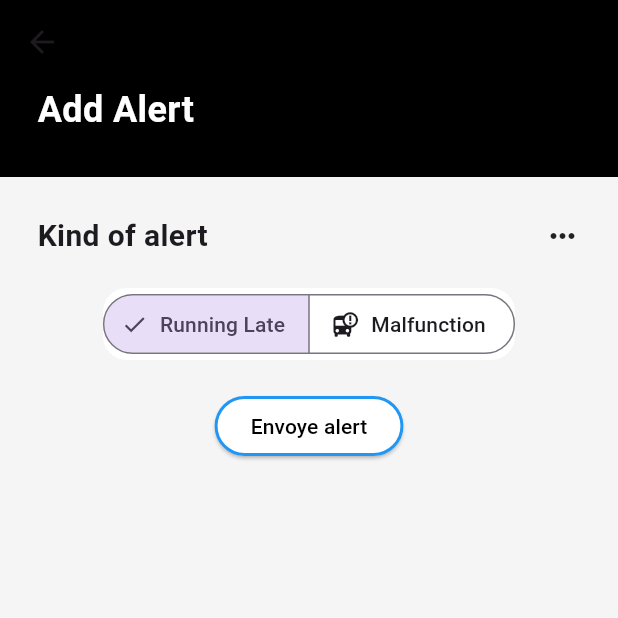
After one commit to MahMawd/unitransit_app_1, a Flutter app: the AddAlert screen opened directly, on a phone screen of 412 x 824 dp, the top half of it. The commit adds this screen. Run offline on Flutter 3.47's test engine with Material 3 defaults, Android fonts, the phone set to English and light mode, and no system bars; our stand-ins replace cloud_firestore, firebase_auth, firebase_core, fluttertoast, geolocator, get and 2 more; accounts and stored records are empty.

Commit message:
commit interface chauff sans maps et alert

```diff
--- a/lib/components/bus_widget.dart
+++ b/lib/components/bus_widget.dart
@@ -30,6 +30,7 @@ class _BusWidgetState extends State<BusWidget> {
             setState(() {
               availableBusTimes = querySnapshot.docs.map((doc){
                 return Voyage(
+                  voyageId: doc.id,
               departureTime: doc['departureTime'],
               arrivalTime: doc['arrivaltime'],
               fromStation: doc['fromStation'],
--- a/lib/main.dart
+++ b/lib/main.dart
@@ -1,6 +1,7 @@
 import 'package:firebase_core/firebase_core.dart';
 import 'package:get/get_navigation/src/root/get_material_app.dart';
 import 'package:permission_handler/permission_handler.dart';
+import 'package:unitransit_app_1/pages/page_alert.dart';
 import 'package:unitransit_app_1/pages/page_authentification.dart';
 import 'firebase_options.dart';
 import 'package:flutter/material.dart';
@@ -26,7 +27,7 @@ class UniTransitApp extends StatelessWidget{
 
   @override
   Widget build(BuildContext context){
-    return const GetMaterialApp(
+    return GetMaterialApp(
       debugShowCheckedModeBanner: false,
       home: Authentification(),
     );
--- a/lib/models/voyage.dart
+++ b/lib/models/voyage.dart
@@ -1,4 +1,5 @@
 class Voyage {
+  final String voyageId;
   final String departureTime;
   final String arrivalTime;
   final String fromStation;
@@ -6,6 +7,7 @@ class Voyage {
   final String busId;
 
   Voyage({
+    required this.voyageId,
     required this.departureTime,
     required this.arrivalTime,
     required this.fromStation,
--- a/lib/pages/main_page.dart
+++ b/lib/pages/main_page.dart
@@ -28,10 +28,10 @@ class _MainPageState extends State<MainPageEtudiant>{
         },
         items:const [
           BottomNavigationBarItem(icon: Icon(Icons.home),
-          label: "Accueil"
+          label: "Home"
           ),
           BottomNavigationBarItem(icon: Icon(Icons.person),
-          label: "Profil"
+          label: "Profile"
           ),
           BottomNavigationBarItem(icon: Icon(Icons.notifications),
           label: "Notifications"
--- a/lib/pages/main_page_chauff.dart
+++ b/lib/pages/main_page_chauff.dart
@@ -26,10 +26,10 @@ class _HomePageChauffeur extends State<HomePageChauffeur>{
         },
         items:const [
           BottomNavigationBarItem(icon: Icon(Icons.home),
-          label: "Accueil"
+          label: "Home"
           ),
           BottomNavigationBarItem(icon: Icon(Icons.person),
-          label: "Profil"
+          label: "Profile"
           ),
         ]
       ),
--- a/lib/pages/page_accueil_etudiant.dart
+++ b/lib/pages/page_accueil_etudiant.dart
@@ -289,6 +289,7 @@ class _HomePageState extends State<HomePage> {
       setState(() {
         voyage = querySnapshot.docs.map((doc) {
           return Voyage(
+            voyageId: doc.id,
             departureTime: doc['departureTime'],
             arrivalTime: doc['arrivaltime'],
             fromStation: doc['fromStation'],
--- /dev/null
+++ b/lib/pages/page_alert.dart
@@ -0,0 +1,166 @@
+import 'package:cloud_firestore/cloud_firestore.dart';
+import 'package:flutter/material.dart';
+import 'package:get/get.dart';
+
+import '../models/voyage.dart';
+//import 'package:unitransit/driver.dart';
+
+class AddAlert extends StatefulWidget{
+
+  AddAlert({
+    super.key,
+    });
+
+  @override
+  State<AddAlert> createState() => _AddAlertState();
+}
+
+class _AddAlertState extends State<AddAlert> {
+  FirebaseFirestore _firestore = FirebaseFirestore.instance;
+  final Voyage voyage= Voyage(
+    voyageId: 'voyageId',
+    departureTime: '8:00',
+    arrivalTime: '10:00',
+    fromStation: 'Campus Manar',
+    toStation: 'Oued El Lil',
+    busId: 'busId');
+    Set<String> _selected={'Late'};
+
+    void updateSelected(Set<String> newSelection){
+      setState(() {
+        _selected = newSelection;
+      });
+    }
+    Future<void> updateNotification(Set<String>alert) async {
+      String alertString= alert.toString();
+      String message='${voyage.busId} will arive late to its destination ${voyage.toStation} ';
+      String currentDateTime = '${DateTime.now().hour}:${DateTime.now().minute}:${DateTime.now().second}';
+      alertString=alertString.substring(1,alertString.length-1);
+      print(alertString);
+      print(alert);
+      if(alertString=='Late'){
+        print(alertString);
+        _firestore.collection('notifications').doc().set({
+          'voyageId':voyage.voyageId,
+          'title':'Late',
+          'message':message,
+          'time':currentDateTime,
+        });
+      }
+      else if(alertString=='Malfunction'){
+        _firestore.collection('notifications').doc().set({
+          'voyageId':voyage.voyageId,
+          'title':'Malfunction',
+          'message':'${voyage.busId} has broken down during its voyage from ${voyage.fromStation} to ${voyage.toStation} ',
+          'time':currentDateTime.toString(),
+        });
+      }
+    }
+  @override
+  Widget build(BuildContext context){
+    return Scaffold(
+      appBar: AppBar(
+        backgroundColor: Colors.black,
+        //leading: IconButton(onPressed: ()=> Get.to(() =>  VoyagesWidget()), icon: const Icon(Icons.arrow_back,color: Colors.white,)),
+        title: Text("",
+        style: Theme.of(context).textTheme.headlineMedium ),
+      ),
+        backgroundColor: Colors.black,
+        body: SafeArea(
+        child: Column(
+        children:[
+       const Padding(
+            padding: EdgeInsets.symmetric(horizontal: 25.0),
+            child: Column(
+            children:  [
+             Row(
+              mainAxisAlignment: MainAxisAlignment.start,
+              children:  [
+               Column(
+                  crossAxisAlignment: CrossAxisAlignment.start,
+                  children: [Text('Add Alert',style: TextStyle(color: Colors.white,fontSize: 24,fontWeight: FontWeight.bold,),),
+              SizedBox(height: 8,),],
+                     ),
+              ],
+             ),
+            SizedBox(height: 20,),],
+             ),
+           ),
+
+ Expanded(
+            child:  Container( padding: const EdgeInsets.all(25),color: Colors.grey[100],
+            child:  Center(
+              child: Column(
+                children: [
+                 const  Row(
+                    mainAxisAlignment: MainAxisAlignment.spaceBetween,
+                    children: [
+                      Text('Kind of alert',style: TextStyle(fontWeight: FontWeight.bold,fontSize: 20,),),
+                      Icon(Icons.more_horiz),
+                    ],
+                  ),
+                  const SizedBox(height: 20,),
+                  Container(
+                    decoration: BoxDecoration(color: Colors.white,borderRadius: BorderRadius.circular(16), ),
+                     child://const ListTile(leading: Icon(Icons.bus_alert),title: Text('choose alert'),),
+                     SegmentedButton(
+                      onSelectionChanged: updateSelected,
+                      segments: const <ButtonSegment<String>>[
+                        ButtonSegment<String>(
+                          value: 'Late',
+                          icon: Icon(Icons.bus_alert),
+                          label: Text('Running Late'),
+                        ),
+                        ButtonSegment<String>(
+                          value: 'Malfunction',
+                          icon: Icon(Icons.bus_alert),
+                          label: Text('Malfunction')
+                        ),
+
+                      ],
+                      selected: _selected)
+
+
+                  ),
+                  const SizedBox(height: 20,),
+                    ElevatedButton(
+                    style: ButtonStyle(
+                    foregroundColor: getColor(Colors.black, Colors.white),
+                    backgroundColor: getColor(Colors.white, Colors.red),
+                    side: getBorder(Colors.blue, Colors.red)),
+                    child:const Text('Envoye alert'),
+                    onPressed: (){updateNotification(_selected);},),
+                ],
+              ),
+            ),
+          ),
+          ),
+            ],
+             ),
+             ),
+    );
+
+  }
+
+  MaterialStateProperty<Color> getColor (Color color, Color colorPressed){
+    getColor(Set<MaterialState> states){
+      if(states.contains(MaterialState.pressed)){
+        return colorPressed;
+      }else{
+        return color;
+      }
+    }
+    return MaterialStateProperty.resolveWith(getColor);
+  }
+
+  MaterialStateProperty<BorderSide> getBorder (Color color, Color colorPressed){
+    getBorder(Set<MaterialState> states){
+      if (states.contains(MaterialState.pressed)){
+        return BorderSide(color: colorPressed, width: 2);
+      }else{
+        return BorderSide(color: color, width: 2);
+      }
+    }
+     return MaterialStateProperty.resolveWith(getBorder);
+    }
+}
```
Also changed, not shown: lib/components/voyages_widget.dart (+98 -15 lines), lib/pages/page_accueil_chauffeur.dart (+123 -75 lines).
